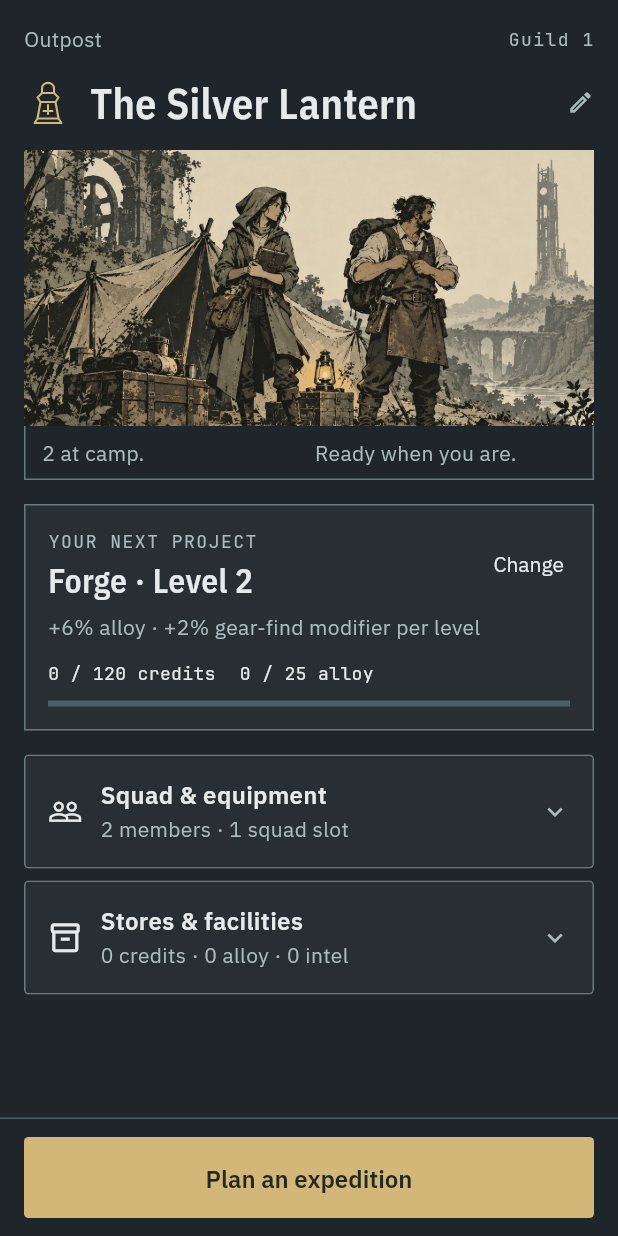
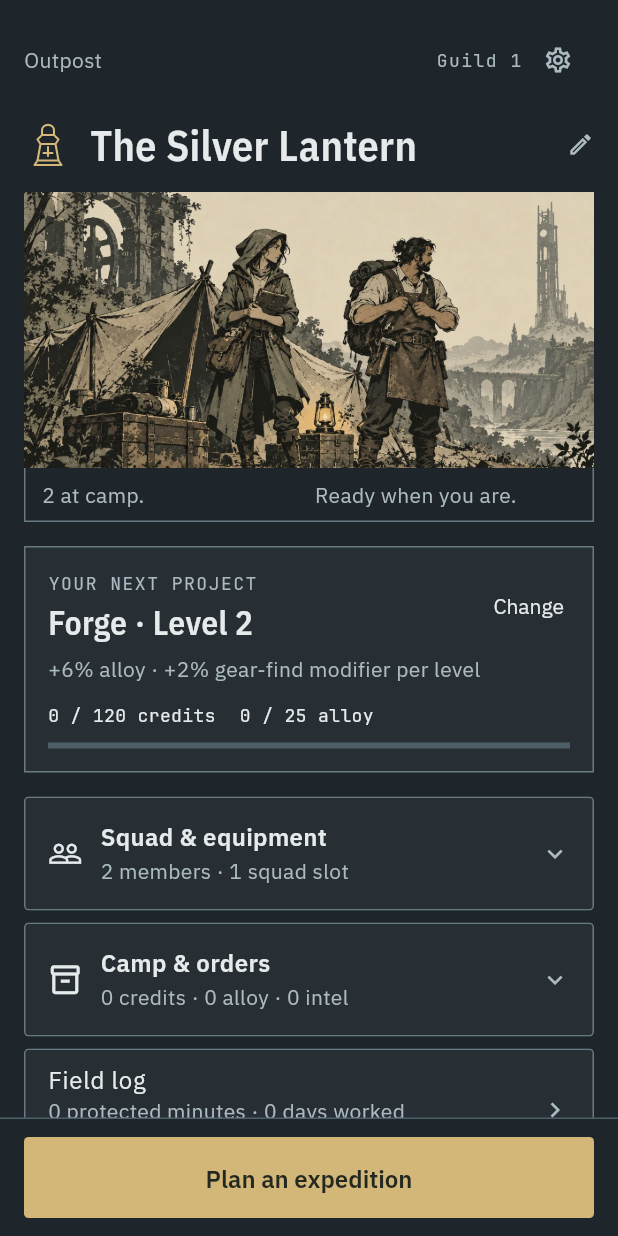
Before and after one commit to beardednotary/telos, a Flutter app: the HomeScreen screen opened directly, on a phone screen of 412 x 824 dp. Run offline on Flutter 3.47's test engine with Material 3 defaults, Android fonts, the phone set to English and light mode, and no system bars; our stand-ins replace audioplayers, file_picker, flutter_local_notifications, package_info_plus, share_plus, shared_preferences and 1 more; missing offline and left inert: quick_actions; accounts and stored records are empty.

Commit message:
Put Settings, the Field log and the Caravan where people look
The audit found Caravan, Field log and Settings filed under "Stores &
facilities", a heading that suggested none of them.

- Settings is a gear icon in camp's header.
- Forge moves into Squad & equipment, beside the roster it equips.
- "Stores & facilities" becomes "Camp & orders": facilities and
  recruiting, contracts, and the caravan.
- The Field log, and the Spire once it is reached, sit in their own row
  below the sections, always one tap away.

Co-Authored-By: Claude Opus 5.5 <noreply@anthropic.com>

```diff
--- a/lib/screens/home_screen.dart
+++ b/lib/screens/home_screen.dart
@@ -143,6 +143,15 @@ class _HomeScreenState extends State<HomeScreen> {
                 Row(children: [
                   Expanded(child: Text('Outpost', style: T.secondary)),
                   Text('Guild ${g.level}', style: T.label),
+                  // Where people look for settings. It used to sit last in
+                  // the stores list, under a heading that did not suggest it.
+                  IconButton(
+                    key: const Key('camp-settings'),
+                    tooltip: 'Settings & backup',
+                    onPressed: () => _visit(const BackupScreen()),
+                    icon: const Icon(Icons.settings_outlined,
+                        size: 20, color: T.dim),
+                  ),
                 ]),
                 const SizedBox(height: 8),
                 Semantics(
@@ -276,6 +285,12 @@ class _HomeScreenState extends State<HomeScreen> {
                       detail: 'Choose gear and review each member.',
                       onTap: () => _visit(const RosterScreen()),
                     ),
+                    CampLink(
+                      title: 'Forge',
+                      detail:
+                          'Craft equipment from the places you have charted.',
+                      onTap: () => _visit(const ForgeScreen()),
+                    ),
                     if (repeats.isNotEmpty) ...[
                       const Divider(height: 1),
                       Padding(
@@ -299,7 +314,7 @@ class _HomeScreenState extends State<HomeScreen> {
                 const SizedBox(height: 8),
                 CampDisclosure(
                   key: const Key('stores-disclosure'),
-                  title: 'Stores & facilities',
+                  title: 'Camp & orders',
                   summary:
                       '${g.credits} credits · ${g.alloy} alloy · ${g.intel} intel'
                       '${contracts > 0 ? '\n$contracts ${contracts == 1 ? 'contract' : 'contracts'} ready to claim' : ''}',
@@ -311,12 +326,6 @@ class _HomeScreenState extends State<HomeScreen> {
                       title: 'Facilities & recruiting',
                       detail: 'Upgrade camp, recruit members, open sectors.',
                       onTap: () => _visit(const OutpostScreen()),
-                    ),
-                    CampLink(
-                      title: 'Forge',
-                      detail:
-                          'Craft equipment from the places you have charted.',
-                      onTap: () => _visit(const ForgeScreen()),
                     ),
                     CampLink(
                       title: 'Contracts',
@@ -333,31 +342,44 @@ class _HomeScreenState extends State<HomeScreen> {
                           : caravanSummary(context, g.caravan!),
                       onTap: () => _visit(const CaravanScreen()),
                     ),
+                    Padding(
+                      padding: const EdgeInsets.all(16),
+                      child: Align(
+                        alignment: Alignment.centerLeft,
+                        child: Text('Guild ${g.level} · ${g.xp} / ${g.xpToNext} XP',
+                            style: T.secondary),
+                      ),
+                    ),
+                  ]),
+                ),
+                const SizedBox(height: 8),
+                // The record of the work, always one tap away rather than
+                // inside a section about spending.
+                Material(
+                  color: T.card,
+                  shape: RoundedRectangleBorder(
+                    borderRadius: BorderRadius.circular(3),
+                    side: const BorderSide(color: T.boundary),
+                  ),
+                  clipBehavior: Clip.antiAlias,
+                  child: Column(children: [
                     CampLink(
+                      key: const Key('camp-log'),
                       title: 'Field log',
                       detail:
-                          '${g.totalFocusMinutes} protected minutes · ${g.daysWorked} ${g.daysWorked == 1 ? 'day' : 'days'} worked',
+                          '${g.totalFocusMinutes} protected minutes · ${g.daysWorked} ${g.daysWorked == 1 ? 'day' : 'days'} worked\n'
+                          '${g.cleanRuns} ${g.cleanRuns == 1 ? 'expedition' : 'expeditions'} at full Integrity',
                       onTap: () => _visit(const LogScreen()),
                     ),
-                    if (g.spireComplete)
+                    if (g.spireComplete) ...[
+                      const Divider(height: 1),
                       CampLink(
                         title: 'The Spire',
                         detail:
                             '${g.spireFloors} floors raised since your arrival',
                         onTap: () => _visit(const SpireScreen()),
                       ),
-                    CampLink(
-                      title: 'Settings & backup',
-                      detail: 'Export, restore, and save tools.',
-                      onTap: () => _visit(const BackupScreen()),
-                    ),
-                    Padding(
-                      padding: const EdgeInsets.all(16),
-                      child: Text(
-                          'Guild ${g.level} · ${g.xp} / ${g.xpToNext} XP\n'
-                          '${g.cleanRuns} expeditions at full Integrity',
-                          style: T.secondary),
-                    ),
+                    ],
                   ]),
                 ),
               ],
```
Also changed, not shown: 2 other files.
